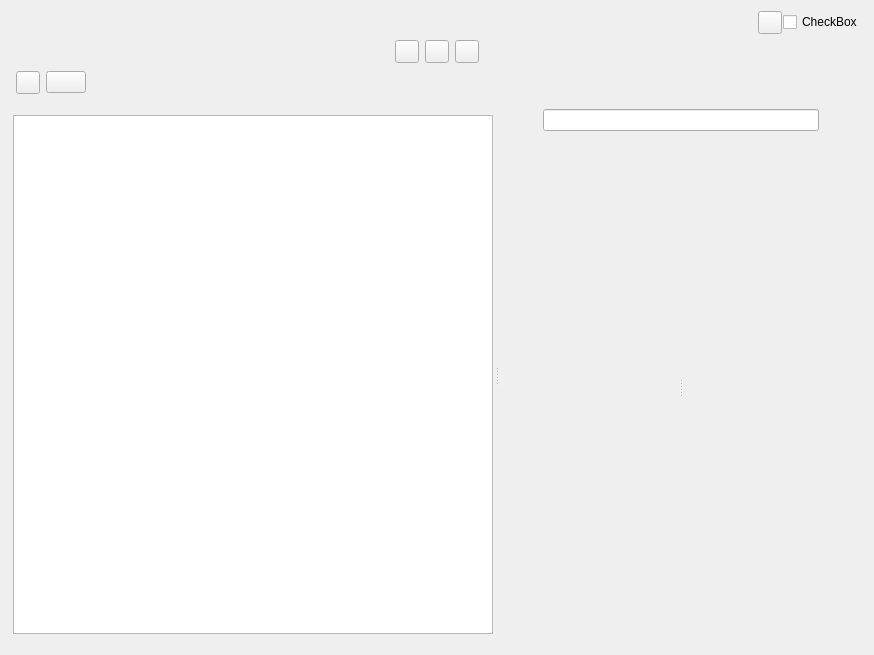
Qt form ui/world_building_view.ui (zkovari/plotlyst) before a commit.
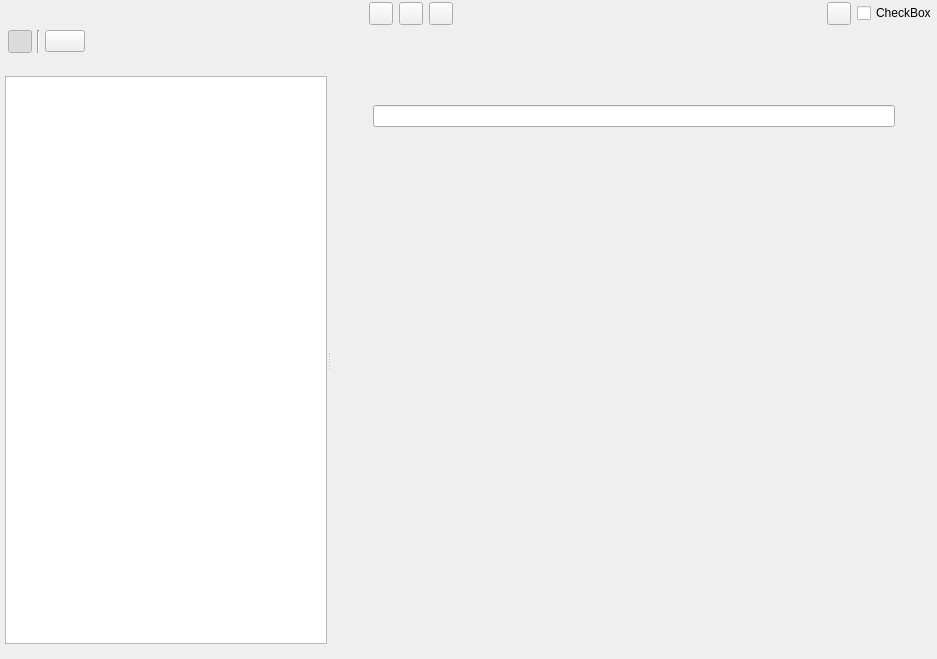
The same form after that commit. Custom widgets are drawn as their Qt base class.

What changed in the file:
```diff
--- a/ui/world_building_view.ui
+++ b/ui/world_building_view.ui
@@ -6,8 +6,8 @@
    <rect>
     <x>0</x>
     <y>0</y>
-    <width>874</width>
-    <height>655</height>
+    <width>937</width>
+    <height>659</height>
    </rect>
   </property>
   <property name="windowTitle">
@@ -17,66 +17,21 @@
    <bool>true</bool>
   </property>
   <layout class="QVBoxLayout" name="verticalLayout_3">
-   <item>
-    <widget class="QWidget" name="wdgTitleParent" native="true">
-     <property name="sizePolicy">
-      <sizepolicy hsizetype="Preferred" vsizetype="Maximum">
-       <horstretch>0</horstretch>
-       <verstretch>0</verstretch>
-      </sizepolicy>
-     </property>
-     <layout class="QHBoxLayout" name="horizontalLayout_3">
-      <property name="spacing">
-       <number>1</number>
-      </property>
-      <property name="leftMargin">
-       <number>0</number>
-      </property>
-      <property name="topMargin">
-       <number>0</number>
-      </property>
-      <property name="rightMargin">
-       <number>0</number>
-      </property>
-      <property name="bottomMargin">
-       <number>0</number>
-      </property>
-      <item>
-       <spacer name="horizontalSpacer_4">
-        <property name="orientation">
-         <enum>Qt::Horizontal</enum>
-        </property>
-        <property name="sizeHint" stdset="0">
-         <size>
-          <width>40</width>
-          <height>20</height>
-         </size>
-        </property>
-       </spacer>
-      </item>
-      <item>
-       <widget class="QToolButton" name="iconReaderMode">
-        <property name="cursor">
-         <cursorShape>PointingHandCursor</cursorShape>
-        </property>
-        <property name="text">
-         <string/>
-        </property>
-       </widget>
-      </item>
-      <item>
-       <widget class="Toggle" name="checkBox">
-        <property name="cursor">
-         <cursorShape>PointingHandCursor</cursorShape>
-        </property>
-        <property name="text">
-         <string>CheckBox</string>
-        </property>
-       </widget>
-      </item>
-     </layout>
-    </widget>
-   </item>
+   <property name="spacing">
+    <number>3</number>
+   </property>
+   <property name="leftMargin">
+    <number>0</number>
+   </property>
+   <property name="topMargin">
+    <number>2</number>
+   </property>
+   <property name="rightMargin">
+    <number>0</number>
+   </property>
+   <property name="bottomMargin">
+    <number>0</number>
+   </property>
    <item>
     <widget class="QWidget" name="wdgButtonsHeader" native="true">
      <layout class="QHBoxLayout" name="horizontalLayout_4">
@@ -193,13 +148,39 @@
         </property>
        </spacer>
       </item>
+      <item>
+       <widget class="QToolButton" name="iconReaderMode">
+        <property name="cursor">
+         <cursorShape>PointingHandCursor</cursorShape>
+        </property>
+        <property name="text">
+         <string/>
+        </property>
+        <property name="transparent" stdset="0">
+         <bool>true</bool>
+        </property>
+       </widget>
+      </item>
+      <item>
+       <widget class="Toggle" name="checkBox">
+        <property name="cursor">
+         <cursorShape>PointingHandCursor</cursorShape>
+        </property>
+        <property name="text">
+         <string>CheckBox</string>
+        </property>
+       </widget>
+      </item>
      </layout>
     </widget>
    </item>
    <item>
     <layout class="QHBoxLayout" name="horizontalLayout">
+     <property name="spacing">
+      <number>5</number>
+     </property>
      <property name="leftMargin">
-      <number>5</number>
+      <number>8</number>
      </property>
      <property name="bottomMargin">
       <number>5</number>
@@ -215,6 +196,19 @@
        <property name="checkable">
         <bool>true</bool>
        </property>
+       <property name="checked">
+        <bool>true</bool>
+       </property>
+       <property name="base" stdset="0">
+        <bool>true</bool>
+       </property>
+      </widget>
+     </item>
+     <item>
+      <widget class="Line" name="line">
+       <property name="orientation">
+        <enum>Qt::Vertical</enum>
+       </property>
       </widget>
      </item>
      <item>
@@ -308,16 +302,16 @@
             <number>3</number>
            </property>
            <property name="leftMargin">
-            <number>2</number>
+            <number>5</number>
            </property>
            <property name="topMargin">
-            <number>10</number>
+            <number>15</number>
            </property>
            <property name="rightMargin">
-            <number>2</number>
+            <number>0</number>
            </property>
            <property name="bottomMargin">
-            <number>10</number>
+            <number>15</number>
            </property>
            <item>
             <widget class="WorldBuildingTreeView" name="treeWorld">
@@ -346,8 +340,8 @@
             <rect>
              <x>0</x>
              <y>0</y>
-             <width>412</width>
-             <height>542</height>
+             <width>609</width>
+             <height>597</height>
             </rect>
            </property>
            <property name="sizePolicy">
@@ -367,13 +361,13 @@
              <number>2</number>
             </property>
             <property name="topMargin">
-             <number>2</number>
+             <number>15</number>
             </property>
             <property name="rightMargin">
              <number>2</number>
             </property>
             <property name="bottomMargin">
-             <number>2</number>
+             <number>15</number>
             </property>
             <item>
              <spacer name="horizontalSpacer_2">
@@ -392,7 +386,7 @@
              </spacer>
             </item>
             <item>
-             <widget class="QWidget" name="wdgCenterEditor" native="true">
+             <widget class="QFrame" name="wdgCenterEditor">
               <property name="sizePolicy">
                <sizepolicy hsizetype="Expanding" vsizetype="Expanding">
                 <horstretch>0</horstretch>
@@ -405,75 +399,95 @@
                 <height>16777215</height>
                </size>
               </property>
-              <property name="relaxed-white-bg" stdset="0">
-               <bool>true</bool>
-              </property>
-              <layout class="QVBoxLayout" name="verticalLayout">
+              <layout class="QVBoxLayout" name="verticalLayout" stretch="0,0,0">
                <property name="spacing">
-                <number>3</number>
+                <number>5</number>
                </property>
                <property name="leftMargin">
-                <number>2</number>
+                <number>0</number>
                </property>
                <property name="topMargin">
-                <number>2</number>
+                <number>0</number>
                </property>
                <property name="rightMargin">
-                <number>2</number>
+                <number>0</number>
                </property>
                <property name="bottomMargin">
-                <number>2</number>
+                <number>15</number>
                </property>
                <item>
-                <widget class="QLineEdit" name="lineName"/>
+                <widget class="QWidget" name="wdgNameHeader" native="true">
+                 <layout class="QVBoxLayout" name="verticalLayout_7">
+                  <property name="spacing">
+                   <number>15</number>
+                  </property>
+                  <property name="leftMargin">
+                   <number>0</number>
+                  </property>
+                  <property name="topMargin">
+                   <number>0</number>
+                  </property>
+                  <property name="rightMargin">
+                   <number>0</number>
+                  </property>
+                  <property name="bottomMargin">
+                   <number>10</number>
+                  </property>
+                  <item>
+                   <widget class="QLabel" name="lblBanner">
+                    <property name="minimumSize">
+                     <size>
+                      <width>400</width>
+                      <height>0</height>
+                     </size>
+                    </property>
+                    <property name="maximumSize">
+                     <size>
+                      <width>16777215</width>
+                      <height>250</height>
+                     </size>
+                    </property>
+                    <property name="text">
+                     <string/>
+                    </property>
+                   </widget>
+                  </item>
+                  <item>
+                   <widget class="QLineEdit" name="lineName"/>
+                  </item>
+                 </layout>
+                </widget>
                </item>
                <item>
-                <widget class="QSplitter" name="splitterEditor">
+                <widget class="QWidget" name="wdgSeparator" native="true">
+                 <layout class="QHBoxLayout" name="horizontalLayout_3">
+                  <property name="leftMargin">
+                   <number>15</number>
+                  </property>
+                  <property name="topMargin">
+                   <number>10</number>
+                  </property>
+                  <property name="rightMargin">
+                   <number>15</number>
+                  </property>
+                  <property name="bottomMargin">
+                   <number>10</number>
+                  </property>
+                 </layout>
+                </widget>
+               </item>
+               <item>
+                <spacer name="verticalSpacer">
                  <property name="orientation">
-                  <enum>Qt::Horizontal</enum>
+                  <enum>Qt::Vertical</enum>
                  </property>
-                 <property name="childrenCollapsible">
-                  <bool>false</bool>
+                 <property name="sizeHint" stdset="0">
+                  <size>
+                   <width>20</width>
+                   <height>40</height>
+                  </size>
                  </property>
-                 <widget class="QWidget" name="wdgEntityMiddle" native="true">
-                  <layout class="QVBoxLayout" name="verticalLayout_4">
-                   <property name="spacing">
-                    <number>3</number>
-                   </property>
-                   <property name="leftMargin">
-                    <number>2</number>
-                   </property>
-                   <property name="topMargin">
-                    <number>2</number>
-                   </property>
-                   <property name="rightMargin">
-                    <number>2</number>
-                   </property>
-                   <property name="bottomMargin">
-                    <number>2</number>
-                   </property>
-                  </layout>
-                 </widget>
-                 <widget class="QWidget" name="wdgEntityRight" native="true">
-                  <layout class="QVBoxLayout" name="verticalLayout_5">
-                   <property name="spacing">
-                    <number>3</number>
-                   </property>
-                   <property name="leftMargin">
-                    <number>2</number>
-                   </property>
-                   <property name="topMargin">
-                    <number>2</number>
-                   </property>
-                   <property name="rightMargin">
-                    <number>2</number>
-                   </property>
-                   <property name="bottomMargin">
-                    <number>2</number>
-                   </property>
-                  </layout>
-                 </widget>
-                </widget>
+                </spacer>
                </item>
               </layout>
              </widget>
```
Left out of the diff: 23 changed lines with no effect on the pictures.
